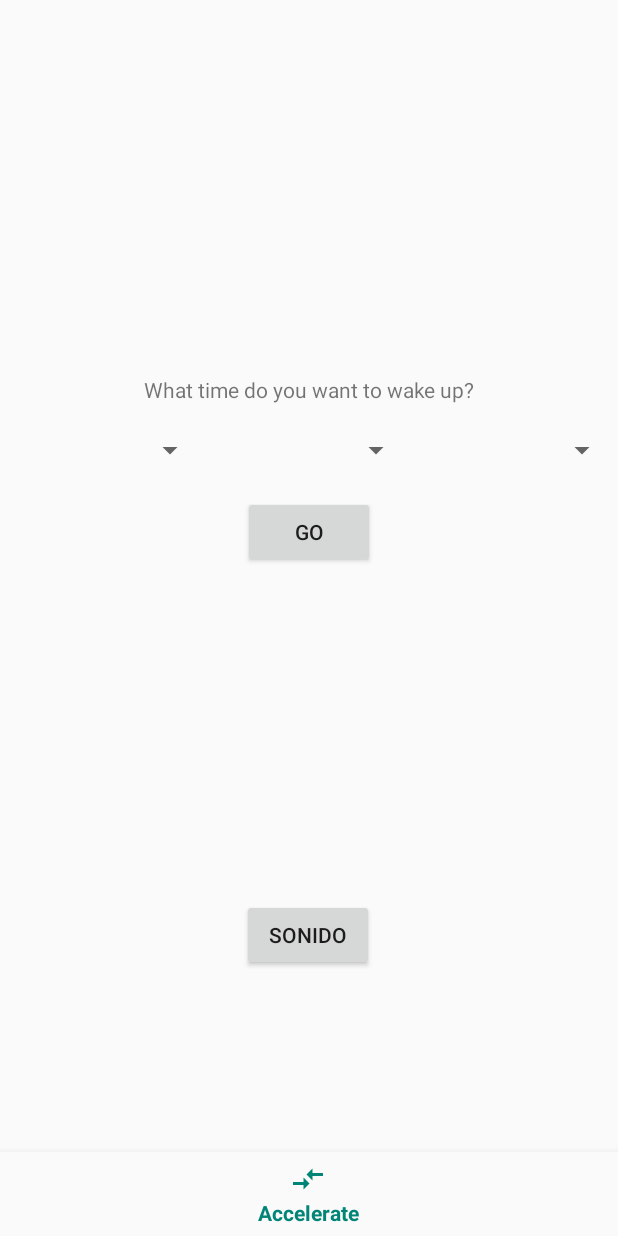
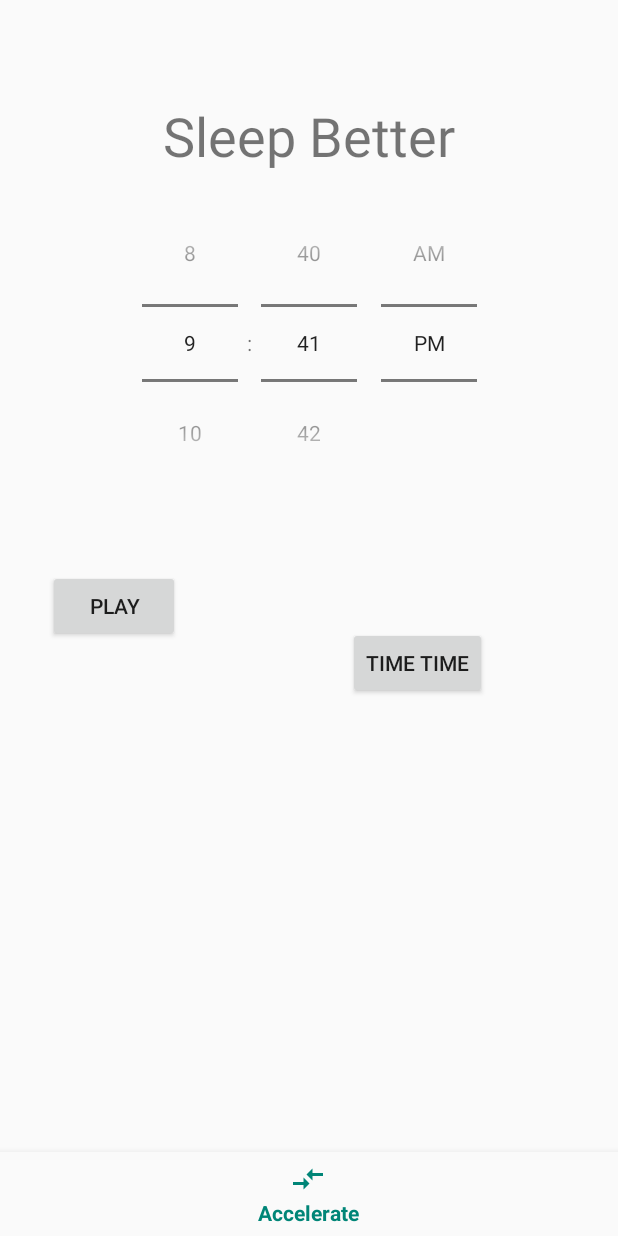
Before and after one commit to jlim10343/sleeping, an Android app: the layout activity_main.xml on its own in the app's theme, with its tools: preview values and no code run, on a phone screen of 412 x 824 dp. Run offline under Robolectric (Android 15) with nearby library versions, the light colour scheme and no system bars.

Commit message:
added sound functionality

```diff
--- a/app/src/main/res/layout/activity_main.xml
+++ b/app/src/main/res/layout/activity_main.xml
@@ -20,74 +20,56 @@
         android:layout_alignParentBottom="true"
         app:menu="@menu/bottom_navigation"
         android:background="?android:attr/windowBackground" />
-
     <android.support.constraint.ConstraintLayout
         android:layout_width="match_parent"
         android:layout_height="match_parent">
 
         <TextView
-            android:id="@+id/textView2"
+            android:id="@+id/title"
             android:layout_width="wrap_content"
             android:layout_height="wrap_content"
-            android:text="What time do you want to wake up?"
-            app:layout_constraintBottom_toTopOf="@+id/linearLayout"
+            android:text="Sleep Better"
+            android:textSize="36sp"
+            app:layout_constraintBottom_toBottomOf="parent"
+            app:layout_constraintLeft_toLeftOf="parent"
+            app:layout_constraintRight_toRightOf="parent"
+            app:layout_constraintTop_toTopOf="parent"
+            app:layout_constraintVertical_bias="0.085" />
+
+        <TimePicker
+            android:id="@+id/timePicker1"
+            android:layout_width="wrap_content"
+            android:layout_height="wrap_content"
+            android:layout_marginTop="8dp"
             app:layout_constraintEnd_toEndOf="parent"
-            app:layout_constraintStart_toStartOf="parent" />
-
-        <LinearLayout
-            android:id="@+id/linearLayout"
-            android:layout_width="match_parent"
-            android:layout_height="61dp"
-            android:orientation="horizontal"
-            app:layout_constraintBottom_toTopOf="@+id/soundButton"
-            app:layout_constraintEnd_toEndOf="parent"
-            app:layout_constraintHorizontal_bias="0.5"
             app:layout_constraintStart_toStartOf="parent"
-            app:layout_constraintTop_toTopOf="parent">
-
-            <Spinner
-                android:id="@+id/hour"
-                android:layout_width="match_parent"
-                android:layout_height="match_parent"
-                android:layout_weight="1" />
-
-            <Spinner
-                android:id="@+id/minute"
-                android:layout_width="match_parent"
-                android:layout_height="match_parent"
-                android:layout_weight="1" />
-
-            <Spinner
-                android:id="@+id/day_or_night"
-                android:layout_width="match_parent"
-                android:layout_height="match_parent"
-                android:layout_weight="1" />
-
-        </LinearLayout>
+            app:layout_constraintTop_toBottomOf="@+id/title"
+            android:timePickerMode="spinner"/>
 
         <Button
-            android:id="@+id/soundButton"
+            android:id="@+id/playButton"
             android:layout_width="wrap_content"
             android:layout_height="wrap_content"
+            android:layout_marginStart="32dp"
+            android:layout_marginLeft="32dp"
             android:layout_marginTop="380dp"
             android:onClick="playAudio"
-            android:text="sonido"
-            app:layout_constraintBottom_toBottomOf="parent"
-            app:layout_constraintEnd_toEndOf="parent"
-            app:layout_constraintHorizontal_bias="0.498"
+            android:text="play"
             app:layout_constraintStart_toStartOf="parent"
-            app:layout_constraintTop_toTopOf="parent"
-            app:layout_constraintVertical_bias="0.554" />
+            app:layout_constraintTop_toTopOf="parent" />
 
         <Button
-            android:id="@+id/go_button"
+            android:id="@+id/timeButton"
             android:layout_width="wrap_content"
             android:layout_height="wrap_content"
-            android:text="Go"
-            app:layout_constraintEnd_toEndOf="parent"
-            app:layout_constraintHorizontal_bias="0.5"
-            app:layout_constraintStart_toStartOf="parent"
-            app:layout_constraintTop_toBottomOf="@+id/linearLayout" />
+            android:layout_marginStart="112dp"
+            android:layout_marginLeft="112dp"
+            android:layout_marginTop="83dp"
+            android:onClick="setAlarm"
+            android:text="time time"
+            app:layout_constraintStart_toEndOf="@+id/playButton"
+            app:layout_constraintTop_toBottomOf="@+id/timePicker1" />
+
     </android.support.constraint.ConstraintLayout>
 
 </RelativeLayout>
```
Also changed, not shown: app/src/main/AndroidManifest.xml (+12 -1 lines), app/src/main/java/com/example/sleep_better/AppActive.java (+9 -0 lines), app/src/main/java/com/example/sleep_better/MainActivity.java (+57 -75 lines), app/src/main/java/com/example/sleep_better/MyAlarmReceiver.java (added, +22 -0 lines).
